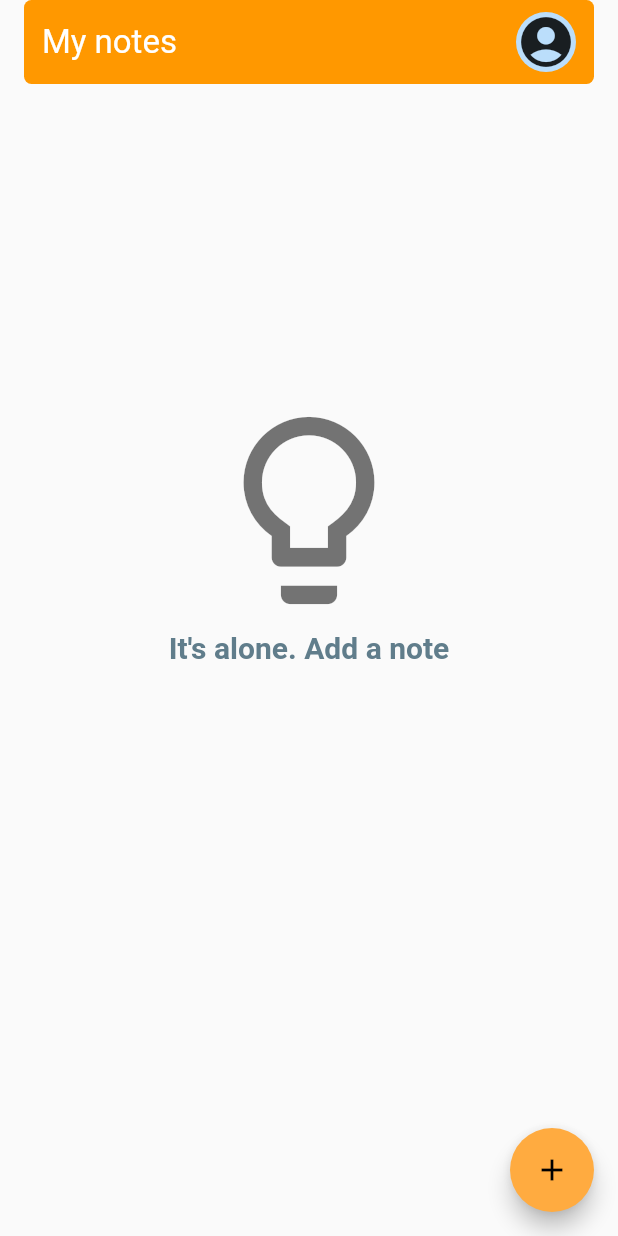
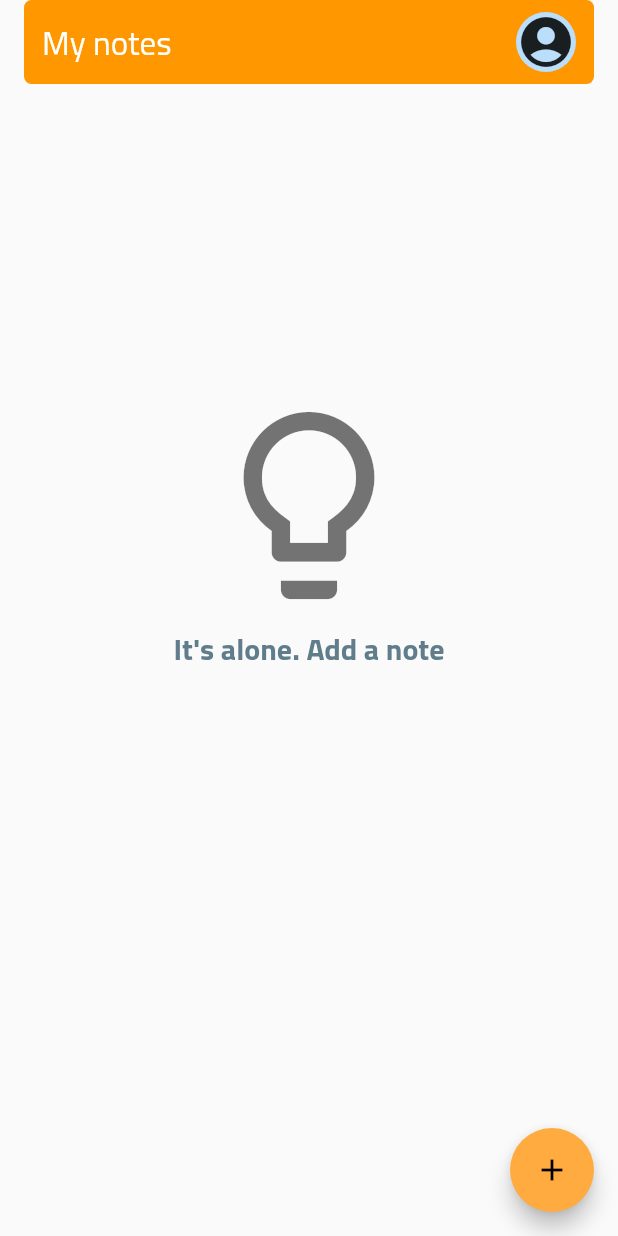
Before and after one commit to FabianVarela/notekeeper_flutter, a Flutter app: the screen it shows after launch, on a phone screen of 412 x 824 dp. Run offline on Flutter 3.47's test engine with Material 2 defaults, Android fonts, the phone set to English and light mode, and no system bars; our stand-ins replace sqflite; accounts and stored records are empty.

```diff
--- a/lib/main.dart
+++ b/lib/main.dart
@@ -10,12 +10,16 @@ class NoteKeeperApp extends StatelessWidget {
       title: 'Note Keeper',
       debugShowCheckedModeBanner: false,
       theme: ThemeData(
+        fontFamily: 'Titillium',
         primaryColor: Colors.orange,
         backgroundColor: Colors.white,
         accentColor: Colors.orangeAccent,
         indicatorColor: Colors.blueGrey,
         errorColor: Colors.red,
         iconTheme: IconThemeData(color: Colors.black54),
+        snackBarTheme: SnackBarThemeData(
+          contentTextStyle: TextStyle(color: Colors.white),
+        ),
       ),
       home: NoteList(),
     );
```
